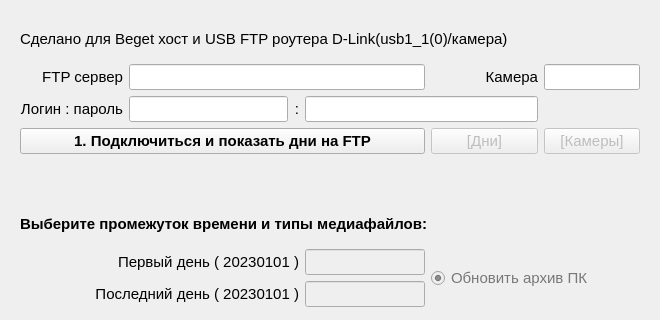
Qt form 01_hiFTPDloader_gui_v2.ui (Alexfreeman365/CV_Monitoring_Retail_Outlets_System) before a commit; both pictures show x 0 to 660 and y 0 to 320 of the 660 by 809 pixel window.
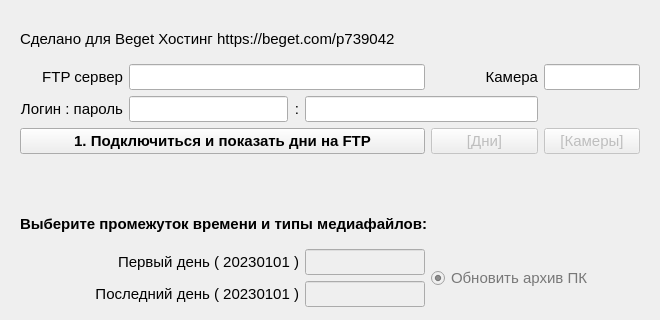
The same form after that commit. Icons and pictures are not drawn.

Commit message: chore(hiFTPDloader): delete version from GUI

What changed in the file:
```diff
--- a/01_hiFTPDloader_gui_v2.ui
+++ b/01_hiFTPDloader_gui_v2.ui
@@ -2892,7 +2892,7 @@
        </font>
       </property>
       <property name="text">
-       <string>Сделано для Beget хост и USB FTP роутера D-Link(usb1_1(0)/камера)</string>
+       <string>Сделано для Beget Хостинг https://beget.com/p739042</string>
       </property>
       <property name="alignment">
        <set>Qt::AlignLeading|Qt::AlignLeft|Qt::AlignVCenter</set>
```
